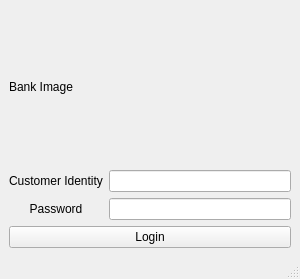
Before: the Qt Designer form mainwindow.ui in enderceliik/Banking-Automation-QT, drawn with Qt 5.
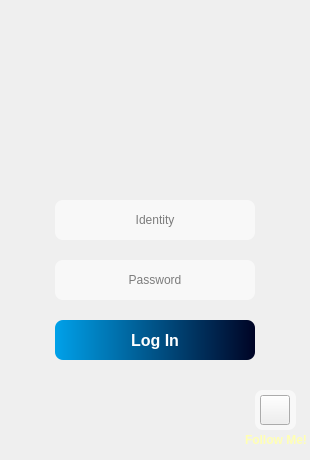
After: the same form once the commit is applied. Icons and pictures are not drawn.

```diff
--- a/mainwindow.ui
+++ b/mainwindow.ui
@@ -6,76 +6,226 @@
    <rect>
     <x>0</x>
     <y>0</y>
-    <width>300</width>
-    <height>279</height>
+    <width>310</width>
+    <height>460</height>
    </rect>
   </property>
+  <property name="minimumSize">
+   <size>
+    <width>310</width>
+    <height>460</height>
+   </size>
+  </property>
+  <property name="maximumSize">
+   <size>
+    <width>310</width>
+    <height>460</height>
+   </size>
+  </property>
   <property name="windowTitle">
-   <string>MainWindow</string>
+   <string>Banking Automation</string>
+  </property>
+  <property name="windowIcon">
+   <iconset resource="res/resources.qrc">
+    <normaloff>:/icons/bank_icon.png</normaloff>:/icons/bank_icon.png</iconset>
+  </property>
+  <property name="styleSheet">
+   <string notr="true"/>
+  </property>
+  <property name="tabShape">
+   <enum>QTabWidget::Rounded</enum>
   </property>
   <widget class="QWidget" name="centralwidget">
-   <layout class="QGridLayout" name="gridLayout_3">
-    <item row="0" column="0">
-     <layout class="QGridLayout" name="gridLayout_2">
-      <item row="0" column="0">
-       <widget class="QLabel" name="bank_image_label">
-        <property name="text">
-         <string>Bank Image</string>
-        </property>
-       </widget>
-      </item>
-      <item row="1" column="0">
-       <layout class="QGridLayout" name="gridLayout">
-        <item row="0" column="0">
-         <widget class="QLabel" name="label">
-          <property name="text">
-           <string>Customer Identity</string>
-          </property>
-          <property name="alignment">
-           <set>Qt::AlignCenter</set>
-          </property>
-         </widget>
-        </item>
-        <item row="0" column="1">
-         <widget class="QLineEdit" name="customer_identity_lineEdit"/>
-        </item>
-        <item row="1" column="0">
-         <widget class="QLabel" name="label_2">
-          <property name="text">
-           <string>Password</string>
-          </property>
-          <property name="alignment">
-           <set>Qt::AlignCenter</set>
-          </property>
-         </widget>
-        </item>
-        <item row="1" column="1">
-         <widget class="QLineEdit" name="password_lineEdit"/>
-        </item>
-        <item row="2" column="0" colspan="2">
-         <widget class="QPushButton" name="login_button">
-          <property name="text">
-           <string>Login</string>
-          </property>
-         </widget>
-        </item>
-       </layout>
-      </item>
-     </layout>
-    </item>
-   </layout>
-  </widget>
-  <widget class="QMenuBar" name="menubar">
-   <property name="geometry">
-    <rect>
-     <x>0</x>
-     <y>0</y>
-     <width>300</width>
-     <height>21</height>
-    </rect>
+   <property name="styleSheet">
+    <string notr="true">#centralwidget{
+border-image: url(:/images/dark_blur_wallpaper.jpg);
+}</string>
    </property>
+   <widget class="QLabel" name="label">
+    <property name="geometry">
+     <rect>
+      <x>0</x>
+      <y>26</y>
+      <width>310</width>
+      <height>171</height>
+     </rect>
+    </property>
+    <property name="styleSheet">
+     <string notr="true">image: url(:/icons/dollar_design.png);</string>
+    </property>
+    <property name="text">
+     <string/>
+    </property>
+   </widget>
+   <widget class="QPushButton" name="github_button">
+    <property name="geometry">
+     <rect>
+      <x>260</x>
+      <y>395</y>
+      <width>30</width>
+      <height>30</height>
+     </rect>
+    </property>
+    <property name="minimumSize">
+     <size>
+      <width>30</width>
+      <height>30</height>
+     </size>
+    </property>
+    <property name="maximumSize">
+     <size>
+      <width>30</width>
+      <height>30</height>
+     </size>
+    </property>
+    <property name="font">
+     <font>
+      <family>PMingLiU-ExtB</family>
+      <pointsize>15</pointsize>
+     </font>
+    </property>
+    <property name="styleSheet">
+     <string notr="true">border-image: url(:/icons/github.png);</string>
+    </property>
+    <property name="text">
+     <string/>
+    </property>
+   </widget>
+   <widget class="QLabel" name="label_2">
+    <property name="geometry">
+     <rect>
+      <x>255</x>
+      <y>390</y>
+      <width>41</width>
+      <height>40</height>
+     </rect>
+    </property>
+    <property name="styleSheet">
+     <string notr="true">background-color: rgba(255, 255, 255, 150);
+border-radius: 8px;</string>
+    </property>
+    <property name="text">
+     <string/>
+    </property>
+   </widget>
+   <widget class="QLabel" name="label_3">
+    <property name="geometry">
+     <rect>
+      <x>245</x>
+      <y>430</y>
+      <width>61</width>
+      <height>20</height>
+     </rect>
+    </property>
+    <property name="font">
+     <font>
+      <bold>true</bold>
+     </font>
+    </property>
+    <property name="styleSheet">
+     <string notr="true">color: rgb(255,255,180);</string>
+    </property>
+    <property name="text">
+     <string>Follow Me!</string>
+    </property>
+   </widget>
+   <widget class="QLineEdit" name="customer_identity_lineEdit">
+    <property name="geometry">
+     <rect>
+      <x>55</x>
+      <y>200</y>
+      <width>200</width>
+      <height>40</height>
+     </rect>
+    </property>
+    <property name="styleSheet">
+     <string notr="true">background-color: rgba(255, 255, 255, 150);
+border:none;
+border-radius: 8px;</string>
+    </property>
+    <property name="alignment">
+     <set>Qt::AlignCenter</set>
+    </property>
+    <property name="placeholderText">
+     <string>Identity</string>
+    </property>
+   </widget>
+   <widget class="QLineEdit" name="password_lineEdit">
+    <property name="geometry">
+     <rect>
+      <x>55</x>
+      <y>260</y>
+      <width>200</width>
+      <height>40</height>
+     </rect>
+    </property>
+    <property name="styleSheet">
+     <string notr="true">background-color: rgba(255, 255, 255, 150);
+border:none;
+border-radius: 8px;</string>
+    </property>
+    <property name="inputMethodHints">
+     <set>Qt::ImhHiddenText|Qt::ImhNoAutoUppercase|Qt::ImhNoPredictiveText|Qt::ImhSensitiveData</set>
+    </property>
+    <property name="echoMode">
+     <enum>QLineEdit::Password</enum>
+    </property>
+    <property name="alignment">
+     <set>Qt::AlignCenter</set>
+    </property>
+    <property name="placeholderText">
+     <string>Password</string>
+    </property>
+   </widget>
+   <widget class="QPushButton" name="login_button">
+    <property name="geometry">
+     <rect>
+      <x>55</x>
+      <y>320</y>
+      <width>200</width>
+      <height>40</height>
+     </rect>
+    </property>
+    <property name="font">
+     <font>
+      <pointsize>12</pointsize>
+      <bold>true</bold>
+      <stylestrategy>PreferAntialias</stylestrategy>
+     </font>
+    </property>
+    <property name="styleSheet">
+     <string notr="true">QPushButton{
+background-color: qlineargradient(spread:pad, x1:0, y1:0, x2:1, y2:0, stop:0 rgba(0,161,233,255), stop:1 rgba(0,4,37,255));
+border:none;
+border-radius: 8px;
+color: white;
+}
+QPushButton::hover {
+background-color: qlineargradient(spread:pad, x1:0, y1:0, x2:1, y2:0, stop:0 rgba(0,181,253,255), stop:1 rgba(20,24,57,255));
+border:none;
+border-radius: 8px;
+color: white;
+}
+QPushButton::pressed {
+background-color: qlineargradient(spread:pad, x1:0, y1:0, x2:1, y2:0, stop:0 rgba(0,191,255,255), stop:1 rgba(30,34,67,255));
+border:none;
+border-radius: 8px;
+color: white;
+}
+</string>
+    </property>
+    <property name="text">
+     <string>Log In</string>
+    </property>
+   </widget>
+   <zorder>customer_identity_lineEdit</zorder>
+   <zorder>password_lineEdit</zorder>
+   <zorder>login_button</zorder>
+   <zorder>label_2</zorder>
+   <zorder>label</zorder>
+   <zorder>github_button</zorder>
+   <zorder>label_3</zorder>
   </widget>
-  <widget class="QStatusBar" name="statusbar"/>
  </widget>
  <resources/>
  <connections/>
```
Left out of the diff: 4 changed lines with no effect on the pictures.
